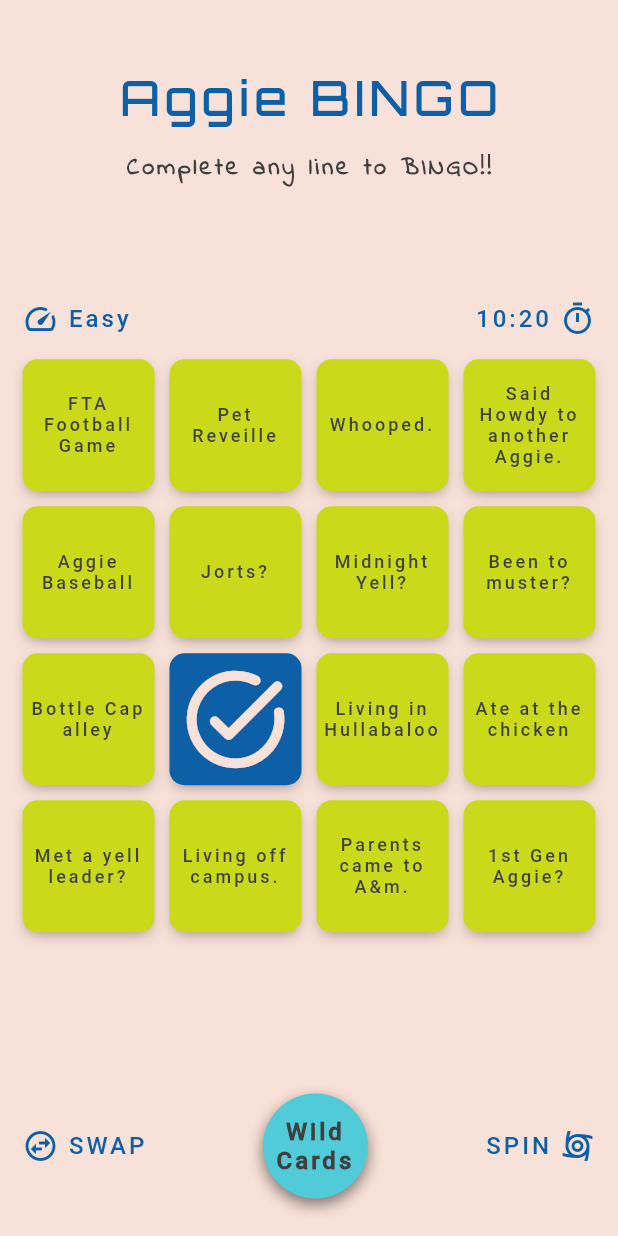
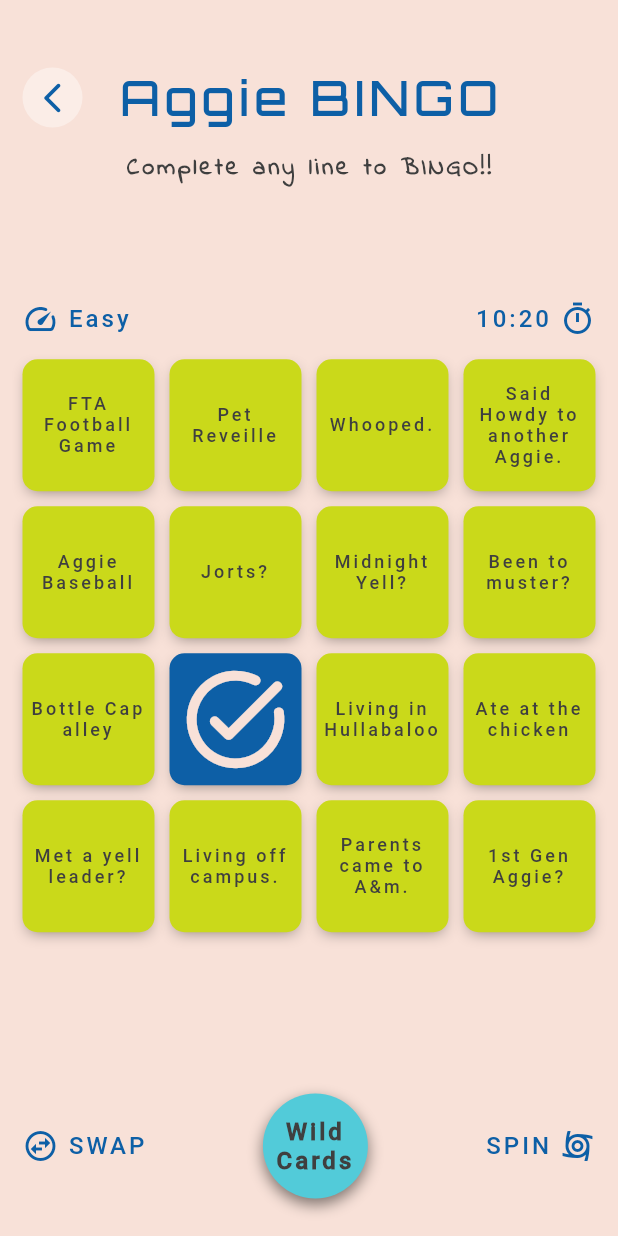
Before and after one commit to snehasingh95/MyBINGO, a Flutter app: the screen it shows after launch, after a tap on an icon or button, on a phone screen of 412 x 824 dp. Run offline on Flutter 3.47's test engine with Material 2 defaults, Android fonts, the phone set to English and light mode, and no system bars.

Commit message:
BackButton

```diff
--- a/lib/constants/colorCode.dart
+++ b/lib/constants/colorCode.dart
@@ -11,4 +11,7 @@ class ColorCode {
   //shadows
   static const Color WHITE_SHADOW = Color.fromARGB(180, 255, 255, 255);
   static const Color BLACK_SHADOW = Color.fromARGB(127, 0, 0, 0);
+
+  //backgound
+  static const Color BACK_BUTTON_BG = Color.fromARGB(101, 255, 255, 255);
 }
--- a/lib/pages/gameScreen.dart
+++ b/lib/pages/gameScreen.dart
@@ -3,6 +3,7 @@ import 'package:my_bingo/constants/colorCode.dart';
 import 'package:my_bingo/constants/constants.dart';
 import 'package:my_bingo/constants/enum.dart';
 import 'package:my_bingo/model/grid.dart';
+import 'package:my_bingo/widgets/backButton.dart';
 import 'package:my_bingo/widgets/gridWidget.dart';
 
 class GameScreen extends StatefulWidget {
@@ -36,10 +37,11 @@ class _GameScreenState extends State<GameScreen> {
           child: Padding(
             padding: const EdgeInsets.fromLTRB(
                 0, Constants.PAGE_MARGIN_TOP, 0, Constants.PAGE_MARGIN_BOTTOM),
-            child: Column(
+            child: Stack(
+              children: [
+                Column(
                   crossAxisAlignment: CrossAxisAlignment.center,
                   children: [
-                // const SizedBox(height: Constants.PAGE_MARGIN_TOP),
                     getHeading(),
                     const SizedBox(height: Constants.VERTICAL_GAP),
                     getSubheading(),
@@ -47,6 +49,9 @@ class _GameScreenState extends State<GameScreen> {
                     getGame(),
                     const SizedBox(height: Constants.VERTICAL_GAP),
                     getActions(),
+                  ],
+                ),
+                const backButton(),
               ],
             ),
           ),
--- /dev/null
+++ b/lib/widgets/backButton.dart
@@ -0,0 +1,27 @@
+import 'package:flutter/material.dart';
+import 'package:my_bingo/constants/colorCode.dart';
+
+class backButton extends StatelessWidget {
+  const backButton({
+    super.key,
+  });
+
+  @override
+  Widget build(BuildContext context) {
+    return Positioned(
+      // top: 5.0,
+      // right: 200.0,
+      child: CircleAvatar(
+        backgroundColor: ColorCode.BACK_BUTTON_BG,
+        child: IconButton(
+          icon: const Icon(
+            Icons.arrow_back_ios_new_rounded,
+            color: ColorCode.BLUE,
+          ),
+          onPressed: () => Navigator.of(context).pop(),
+          iconSize: 24.0,
+        ),
+      ),
+    );
+  }
+}
```
Lines whose indentation alone changed are shown as unchanged.
